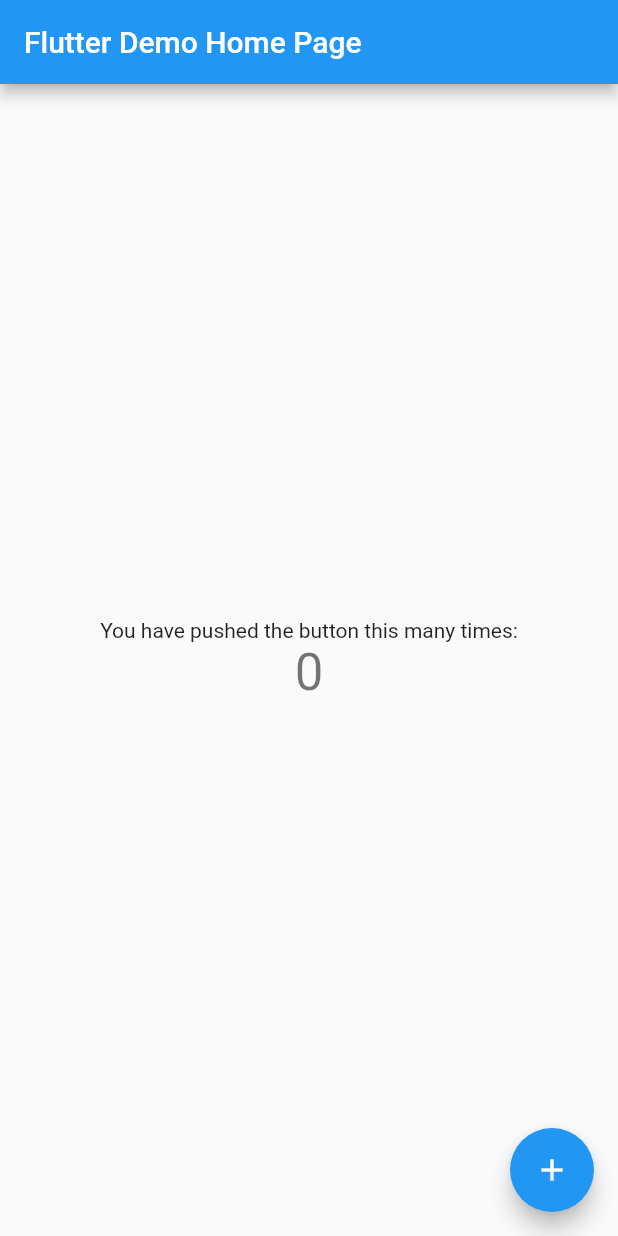
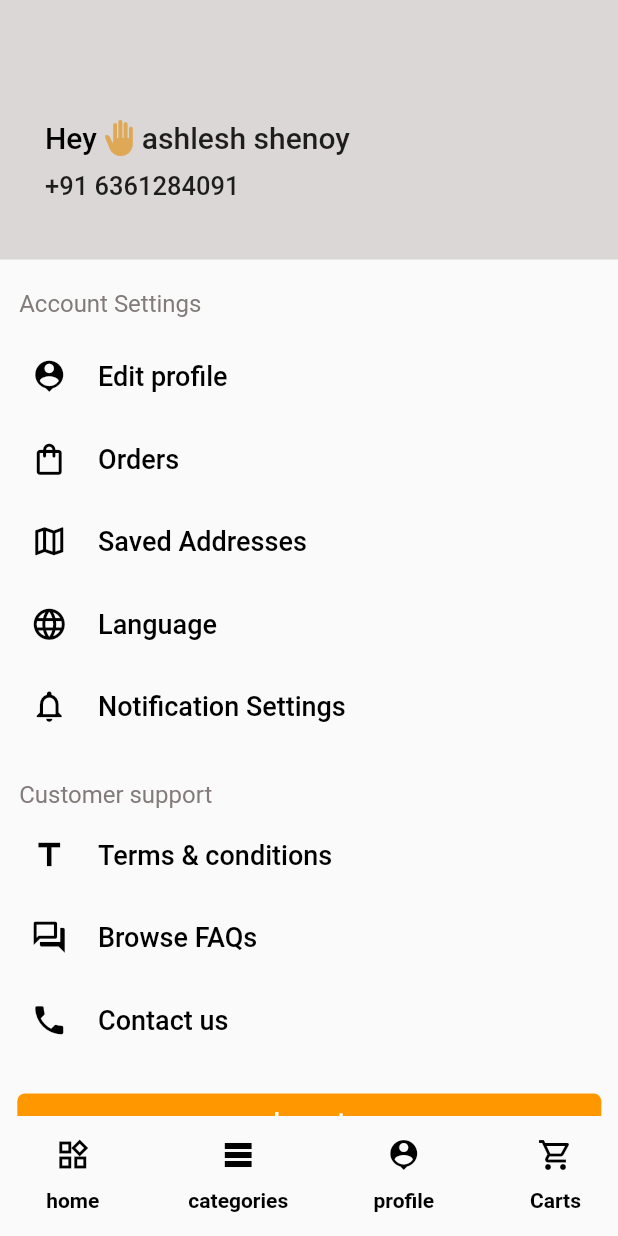
Before and after one commit to General-kp/client-frontend, a Flutter app: the screen it shows after launch, on a phone screen of 412 x 824 dp. Run offline on Flutter 3.47's test engine with Material 2 defaults, Android fonts, the phone set to English and light mode, and no system bars.

Commit message:
profile edit page

```diff
--- a/lib/main.dart
+++ b/lib/main.dart
@@ -1,115 +1,148 @@
 import 'package:flutter/material.dart';
+import 'package:frontend/widgets/bottomnavigationview.dart';
+import 'package:frontend/widgets/greeting.dart';
+import 'package:frontend/widgets/headingview.dart';
+import 'package:frontend/widgets/optionsview.dart';
 
 void main() {
   runApp(const MyApp());
 }
 
 class MyApp extends StatelessWidget {
-  const MyApp({super.key});
-
+  const MyApp({Key? key}) : super(key: key);
   // This widget is the root of your application.
   @override
   Widget build(BuildContext context) {
     return MaterialApp(
-      title: 'Flutter Demo',
-      theme: ThemeData(
-        // This is the theme of your application.
-        //
-        // Try running your application with "flutter run". You'll see the
-        // application has a blue toolbar. Then, without quitting the app, try
-        // changing the primarySwatch below to Colors.green and then invoke
-        // "hot reload" (press "r" in the console where you ran "flutter run",
-        // or simply save your changes to "hot reload" in a Flutter IDE).
-        // Notice that the counter didn't reset back to zero; the application
-        // is not restarted.
-        primarySwatch: Colors.blue,
-      ),
-      home: const MyHomePage(title: 'Flutter Demo Home Page'),
+      home: homepage(),
+      debugShowCheckedModeBanner: false,
     );
   }
 }
 
-class MyHomePage extends StatefulWidget {
-  const MyHomePage({super.key, required this.title});
-
-  // This widget is the home page of your application. It is stateful, meaning
-  // that it has a State object (defined below) that contains fields that affect
-  // how it looks.
-
-  // This class is the configuration for the state. It holds the values (in this
-  // case the title) provided by the parent (in this case the App widget) and
-  // used by the build method of the State. Fields in a Widget subclass are
-  // always marked "final".
-
-  final String title;
-
-  @override
-  State<MyHomePage> createState() => _MyHomePageState();
-}
-
-class _MyHomePageState extends State<MyHomePage> {
-  int _counter = 0;
-
-  void _incrementCounter() {
-    setState(() {
-      // This call to setState tells the Flutter framework that something has
-      // changed in this State, which causes it to rerun the build method below
-      // so that the display can reflect the updated values. If we changed
-      // _counter without calling setState(), then the build method would not be
-      // called again, and so nothing would appear to happen.
-      _counter++;
-    });
-  }
-
+class homepage extends StatelessWidget {
+  const homepage({super.key});
   @override
   Widget build(BuildContext context) {
-    // This method is rerun every time setState is called, for instance as done
-    // by the _incrementCounter method above.
-    //
-    // The Flutter framework has been optimized to make rerunning build methods
-    // fast, so that you can just rebuild anything that needs updating rather
-    // than having to individually change instances of widgets.
+    var name = 'ashlesh shenoy';
+    var phone = "6361284091";
+    var size = MediaQuery.of(context).size;
     return Scaffold(
-      appBar: AppBar(
-        // Here we take the value from the MyHomePage object that was created by
-        // the App.build method, and use it to set our appbar title.
-        title: Text(widget.title),
-      ),
-      body: Center(
-        // Center is a layout widget. It takes a single child and positions it
-        // in the middle of the parent.
+      body: SingleChildScrollView(
         child: Column(
-          // Column is also a layout widget. It takes a list of children and
-          // arranges them vertically. By default, it sizes itself to fit its
-          // children horizontally, and tries to be as tall as its parent.
-          //
-          // Invoke "debug painting" (press "p" in the console, choose the
-          // "Toggle Debug Paint" action from the Flutter Inspector in Android
-          // Studio, or the "Toggle Debug Paint" command in Visual Studio Code)
-          // to see the wireframe for each widget.
-          //
-          // Column has various properties to control how it sizes itself and
-          // how it positions its children. Here we use mainAxisAlignment to
-          // center the children vertically; the main axis here is the vertical
-          // axis because Columns are vertical (the cross axis would be
-          // horizontal).
-          mainAxisAlignment: MainAxisAlignment.center,
-          children: <Widget>[
-            const Text(
-              'You have pushed the button this many times:',
+          children: [
+            greeting(
+              name: "$name",
+              phone: '$phone',
             ),
-            Text(
-              '$_counter',
-              style: Theme.of(context).textTheme.headline4,
+            SizedBox(
+              height: 20,
+            ),
+            hbutton(size: size, text: 'Account Settings'),
+            SizedBox(height: 15),
+            optionsbutton(
+              icon: Icons.person_pin,
+              size: size,
+              text: 'Edit profile',
+            ),
+            SizedBox(height: 7),
+            optionsbutton(
+              icon: Icons.shopping_bag_outlined,
+              size: size,
+              text: 'Orders',
+            ),
+            SizedBox(height: 7),
+            optionsbutton(
+              icon: Icons.map_outlined,
+              size: size,
+              text: 'Saved Addresses',
+            ),
+            SizedBox(height: 7),
+            optionsbutton(
+              icon: Icons.language,
+              size: size,
+              text: 'Language',
+            ),
+            SizedBox(height: 7),
+            optionsbutton(
+              icon: Icons.notifications_none_outlined,
+              size: size,
+              text: 'Notification Settings',
+            ),
+            SizedBox(
+              height: 25,
+            ),
+            hbutton(size: size, text: "Customer support"),
+            SizedBox(height: 7),
+            optionsbutton(
+              icon: Icons.title_outlined,
+              size: size,
+              text: 'Terms & conditions',
+            ),
+            SizedBox(height: 7),
+            optionsbutton(
+              icon: Icons.question_answer_outlined,
+              size: size,
+              text: 'Browse FAQs',
+            ),
+            SizedBox(height: 7),
+            optionsbutton(
+              icon: Icons.phone,
+              size: size,
+              text: 'Contact us',
+            ),
+            SizedBox(height: 25),
+            Row(
+              children: [
+                SizedBox(width: size.width * .028),
+                Container(
+                    alignment: Alignment.center,
+                    width: size.width * .945,
+                    height: 35,
+                    decoration: BoxDecoration(
+                      color: Colors.orange,
+                      borderRadius: BorderRadius.circular(5),
+                    ),
+                    child: TextButton(
+                        onPressed: () {},
+                        child: Text("Log out",
+                            style: TextStyle(
+                              color: Colors.white,
+                              fontWeight: FontWeight.bold,
+                            )))),
+              ],
             ),
           ],
         ),
       ),
-      floatingActionButton: FloatingActionButton(
-        onPressed: _incrementCounter,
-        tooltip: 'Increment',
-        child: const Icon(Icons.add),
-      ), // This trailing comma makes auto-formatting nicer for build methods.
+      bottomNavigationBar: Container(
+        width: size.width * .945,
+        height: 80,
+        child: Row(
+          children: [
+            SizedBox(width: size.width * .04),
+            bbutton(
+              icon: Icons.widgets_outlined,
+              text: 'home',
+            ),
+            SizedBox(width: size.width * .09),
+            bbutton(
+              icon: Icons.table_rows,
+              text: 'categories',
+            ),
+            SizedBox(width: size.width * .09),
+            bbutton(
+              icon: Icons.person_pin,
+              text: 'profile',
+            ),
+            SizedBox(width: size.width * .09),
+            bbutton(
+              icon: Icons.shopping_cart_outlined,
+              text: 'Carts',
+            ),
+          ],
+        ),
+      ),
     );
   }
 }
--- /dev/null
+++ b/lib/widgets/bottomnavigationview.dart
@@ -0,0 +1,31 @@
+import 'package:flutter/src/widgets/container.dart';
+import 'package:flutter/src/widgets/framework.dart';
+
+import 'package:flutter/material.dart';
+
+class bbutton extends StatelessWidget {
+  final IconData icon;
+  final String text;
+  bbutton({required this.icon, required this.text});
+
+  @override
+  Widget build(BuildContext context) {
+    return TextButton(
+      onPressed: () {},
+      child: Column(
+        children: [
+          SizedBox(height: 6),
+          Icon(icon, color: Colors.black),
+          SizedBox(
+            height: 10,
+          ),
+          Text("$text",
+              style: TextStyle(
+                color: Colors.black,
+                fontWeight: FontWeight.bold,
+              ))
+        ],
+      ),
+    );
+  }
+}
--- /dev/null
+++ b/lib/widgets/greeting.dart
@@ -0,0 +1,58 @@
+import 'package:flutter/material.dart';
+class greeting extends StatelessWidget {
+  final String name;
+  final String phone;
+  greeting({required this.name, required this.phone});
+  @override
+  Widget build(BuildContext context) {
+    return Container(
+        color: Color.fromARGB(255, 219, 215, 215),
+        width: MediaQuery.of(context).size.width,
+        height: MediaQuery.of(context).size.longestSide * .21,
+        child: Column(
+          children: [
+            SizedBox(
+              width: MediaQuery.of(context).size.width,
+              height: 80,
+            ),
+            Row(
+              children: [
+                SizedBox(
+                  width: 30,
+                ),
+                Text("Hey",
+                    style: TextStyle(
+                      fontWeight: FontWeight.w500,
+                      fontSize: 20,
+                      color: Colors.black,
+                    )),
+                SizedBox(width: 3),
+                Icon(
+                  Icons.back_hand,
+                  color: Color.fromARGB(255, 223, 168, 87),
+                ),
+                SizedBox(width: 3),
+                Text(
+                  "${name}",
+                  style: TextStyle(
+                    fontWeight: FontWeight.w500,
+                    fontSize: 20,
+                  ),
+                ),
+              ],
+            ),
+            SizedBox(height: 10),
+            Row(
+              children: [
+                SizedBox(width: 30),
+                Text("+91 ${phone}",
+                    style: TextStyle(
+                      fontWeight: FontWeight.w500,
+                      fontSize: 17,
+                    )),
+              ],
+            )
+          ],
+        ));
+  }
+}
--- /dev/null
+++ b/lib/widgets/headingview.dart
@@ -0,0 +1,24 @@
+import 'package:flutter/material.dart';
+class hbutton extends StatelessWidget {
+  var size;
+  final String text;
+  hbutton({required this.size, required this.text});
+
+  @override
+  Widget build(BuildContext context) {
+    return Container(
+      width: size.width * .94,
+      child: Row(
+        children: [
+          SizedBox(width: size.width * .001),
+          Text("$text",
+              style: TextStyle(
+                color: Color.fromARGB(255, 131, 122, 122),
+                fontWeight: FontWeight.w400,
+                fontSize: 16,
+              ))
+        ],
+      ),
+    );
+  }
+}
--- /dev/null
+++ b/lib/widgets/optionsview.dart
@@ -0,0 +1,43 @@
+import 'package:flutter/material.dart';
+class optionsbutton extends StatelessWidget {
+  var size;
+  final String text;
+  final IconData icon;
+  optionsbutton({
+    required this.size,
+    required this.text,
+    required this.icon,
+  });
+
+  @override
+  Widget build(BuildContext context) {
+    return Row(
+      children: [
+        SizedBox(width: size.width * .03),
+        Container(
+          width: size.width * .94,
+          child: TextButton(
+              onPressed: () {
+                // Navigator.push(context, MaterialPageRoute(builder:(context)=>profile()));
+              },
+              child: Row(
+                children: [
+                  Icon(
+                    icon,
+                    color: Colors.black,
+                    size: 25,
+                  ),
+                  SizedBox(width: 20),
+                  Text("$text",
+                      style: TextStyle(
+                        fontWeight: FontWeight.w500,
+                        color: Colors.black,
+                        fontSize: 18,
+                      ))
+                ],
+              )),
+        ),
+      ],
+    );
+  }
+}
```
